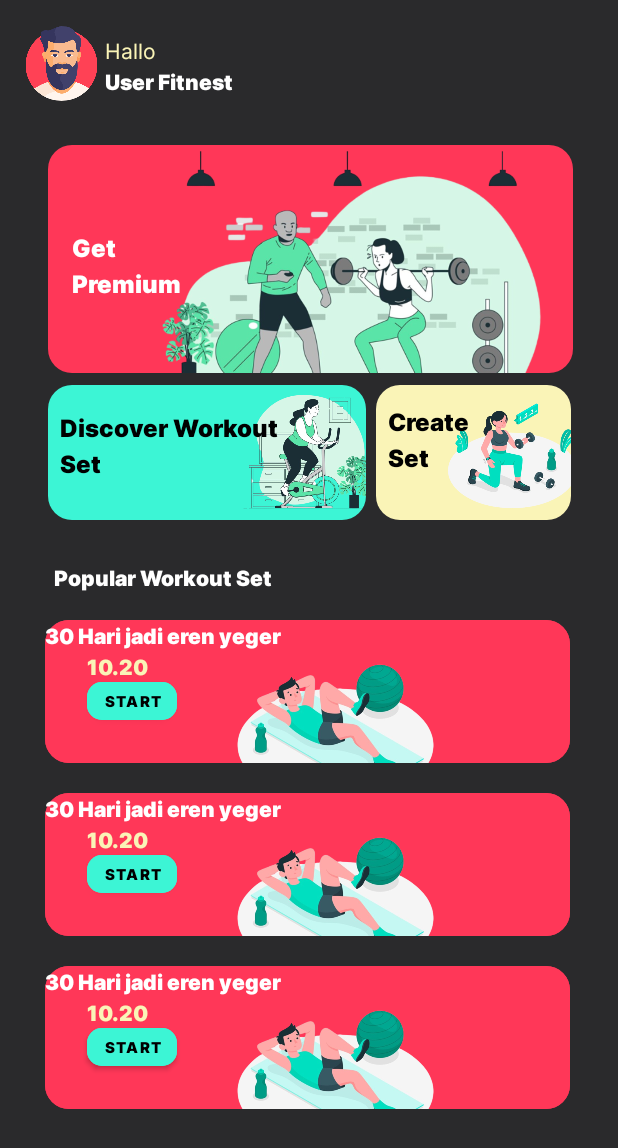
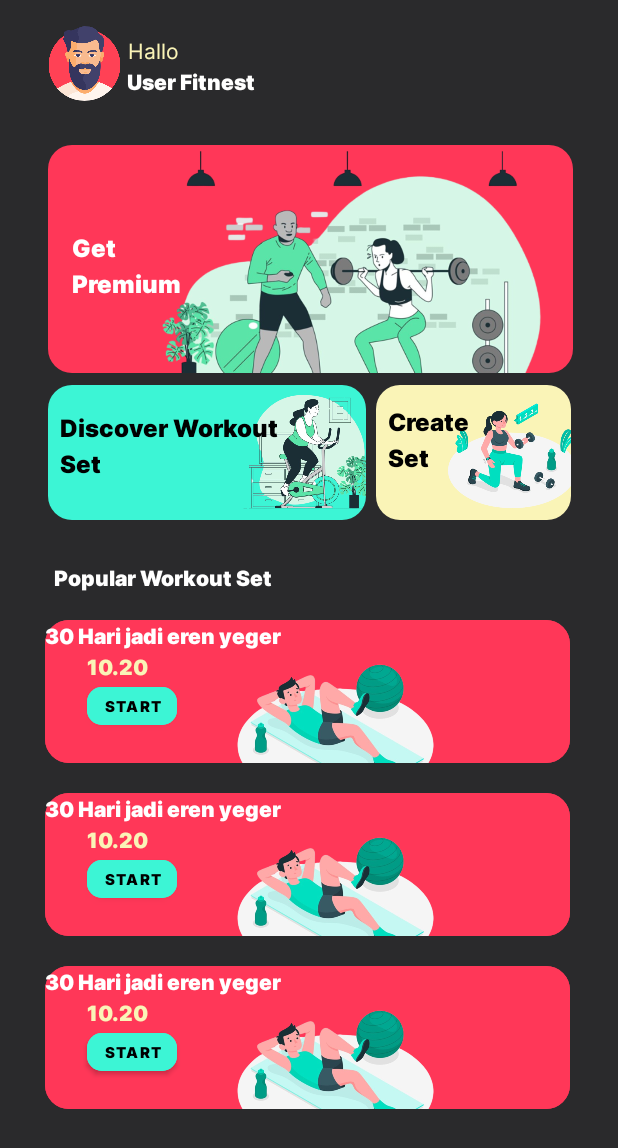
Before and after one commit to FitNest-AI/Mobile-Development-App, an Android app: the layout fragment_home.xml on its own in the app's theme, with its tools: preview values and no code run, on a phone screen of 412 x 824 dp. Shown: the top 1148 px of the screen. Run offline under Robolectric (Android 15) with nearby library versions, the phone set to English and light mode, and no system bars.

```diff
--- a/app/src/main/res/layout/fragment_home.xml
+++ b/app/src/main/res/layout/fragment_home.xml
@@ -181,7 +181,7 @@
         android:id="@+id/circleImageView"
         android:layout_width="50dp"
         android:layout_height="50dp"
-        android:layout_marginStart="16dp"
+        android:layout_marginStart="31dp"
         android:layout_marginTop="12dp"
         android:src="@drawable/user"
         app:layout_constraintBottom_toTopOf="@+id/layout_banner"
--- a/app/src/main/res/layout/set_item.xml
+++ b/app/src/main/res/layout/set_item.xml
@@ -54,6 +54,7 @@
                 android:layout_width="60dp"
                 android:layout_height="25dp"
                 android:layout_marginStart="28dp"
+                android:layout_marginTop="3dp"
                 android:backgroundTint="@color/greeen"
                 android:fontFamily="@font/inter_black"
                 android:insetTop="0dp"
```
